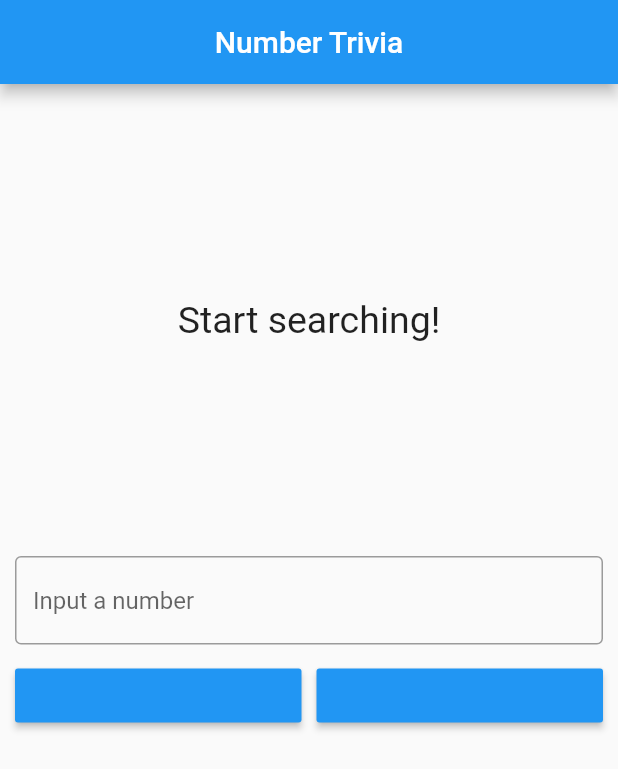
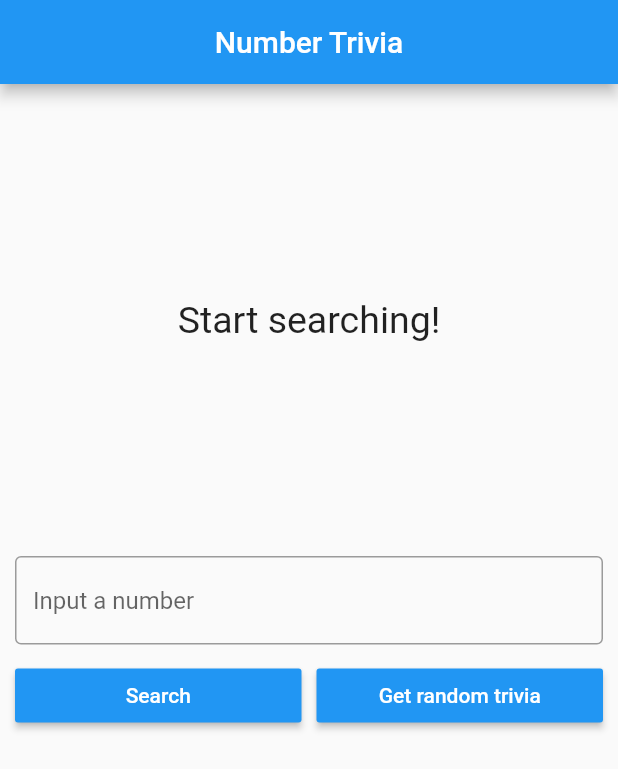
Before and after one commit to lavops/FlutterExamples, a Flutter app: the screen it shows after launch, on a phone screen of 412 x 824 dp. Shown: the top 769 px of the screen. Run offline on Flutter 3.47's test engine with Material 2 defaults, Android fonts, the phone set to English and light mode, and no system bars; our stand-ins replace animate_do, bloc, carousel_slider, dartz, equatable, flutter_bloc and 8 more.

```diff
--- a/tdd/lib/features/number_trivia/presentation/widgets/trivia_controls.dart
+++ b/tdd/lib/features/number_trivia/presentation/widgets/trivia_controls.dart
@@ -43,7 +43,10 @@ class _TriviaControlsState extends State<TriviaControls> {
           children: [
             Expanded(
               child: RaisedButton(
-                child: Text('Search'),
+                child: Text(
+                  'Search',
+                  style: TextStyle(color: Colors.white),
+                ),
                 color: Theme.of(context).accentColor,
                 textTheme: ButtonTextTheme.accent,
                 onPressed: _dispachConcrete,
@@ -54,7 +57,10 @@ class _TriviaControlsState extends State<TriviaControls> {
             ),
             Expanded(
               child: RaisedButton(
-                child: Text('Get random trivia'),
+                child: Text(
+                  'Get random trivia',
+                  style: TextStyle(color: Colors.white),
+                ),
                 color: Theme.of(context).accentColor,
                 textTheme: ButtonTextTheme.accent,
                 onPressed: _dispachRandom,
--- a/tdd/lib/main.dart
+++ b/tdd/lib/main.dart
@@ -3,6 +3,7 @@ import 'package:tdd/features/number_trivia/presentation/pages/number_trivia_page
 import 'injection_container.dart' as di;
 
 void main() async {
+  WidgetsFlutterBinding.ensureInitialized();
   await di.init();
   runApp(MyApp());
 }
```
